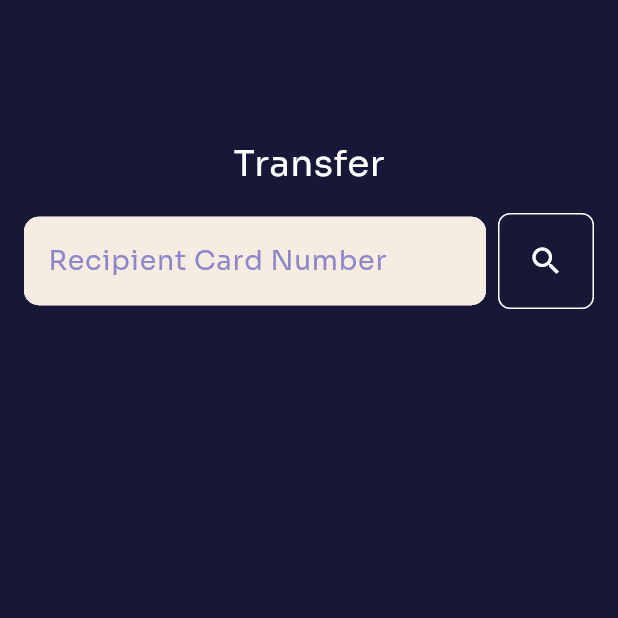
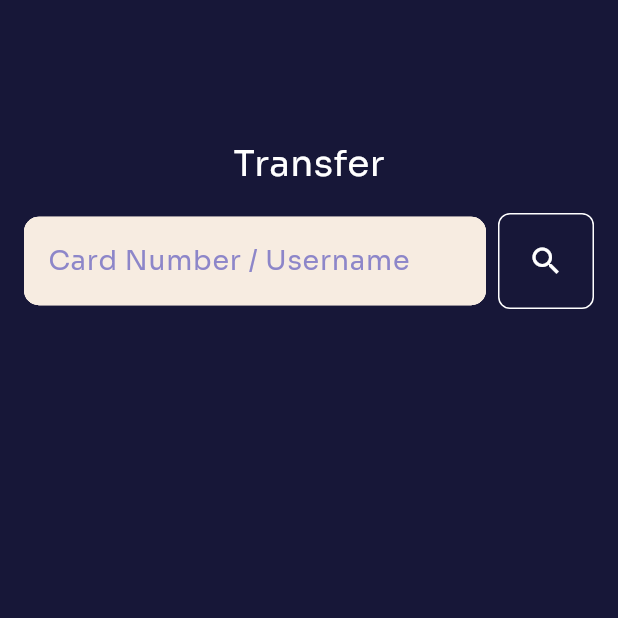
Before and after one commit to MustafaAlhasan404/EvilBank_Mobile_version, a Flutter app: the TransferOperationScreen screen opened directly, item 2 of the bottom bar chosen, after a tap on the "search" icon, on a phone screen of 412 x 824 dp, the top half of it. Run offline on Flutter 3.47's test engine with Material 3 defaults, Android fonts, the phone set to English and light mode, and no system bars; drawn by our look-alikes of google_nav_bar; our stand-ins replace google_fonts, shared_preferences; missing offline and left inert: awesome_card, dart:ffi; accounts and stored records are empty; network calls fail.

Commit message:
Added transfer by username

```diff
--- a/lib/transfer.dart
+++ b/lib/transfer.dart
@@ -41,10 +41,27 @@ class _TransferOperationScreenState extends State<TransferOperationScreen> {
         errorMessage = '';
       });
     } else if (response.statusCode == 404) {
-      final data = jsonDecode(response.body);
-      setState(() {
-        errorMessage = data["msg"];
-      });
+      // Not found by card number
+
+      final response =
+          await http.get(Uri.parse('$url/users/${_cardNumberController.text}'));
+
+      if (response.statusCode == 200) {
+        final data = jsonDecode(response.body);
+        setState(() {
+          recipientName = data['name'];
+          recipientAddress = data['address'];
+          recipientCardNumber = data['creditCardNumber'];
+          recipientUsername = data['username'];
+          errorMessage = '';
+        });
+      } else if (response.statusCode == 404) {
+        // fail 2nd time
+        final data = jsonDecode(response.body);
+        setState(() {
+          errorMessage = data["msg"];
+        });
+      }
     }
   }
 
@@ -85,7 +102,7 @@ class _TransferOperationScreenState extends State<TransferOperationScreen> {
                       children: [
                         Expanded(
                           child: _buildInputField(
-                              'Recipient Card Number', _cardNumberController),
+                              'Card Number / Username', _cardNumberController),
                         ),
                         const SizedBox(
                           width: 8.0,
@@ -267,10 +284,10 @@ class _TransferOperationScreenState extends State<TransferOperationScreen> {
             fontWeight: FontWeight.bold,
           ),
         ),
-        keyboardType: TextInputType.number,
-        inputFormatters: <TextInputFormatter>[
-          FilteringTextInputFormatter.digitsOnly
-        ],
+        // keyboardType: TextInputType.number,
+        // inputFormatters: <TextInputFormatter>[
+        //   FilteringTextInputFormatter.digitsOnly
+        // ],
         decoration: InputDecoration(
           labelText: label,
           labelStyle: GoogleFonts.sora(
```
Also changed, not shown: 1 other file.
